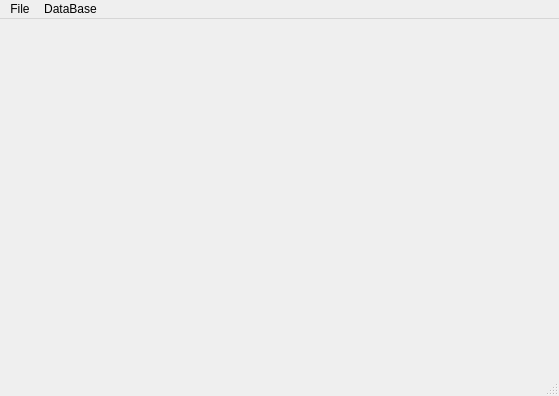
Qt form GUI/mainwindow.ui (anliec/py-mosaic) before a commit.
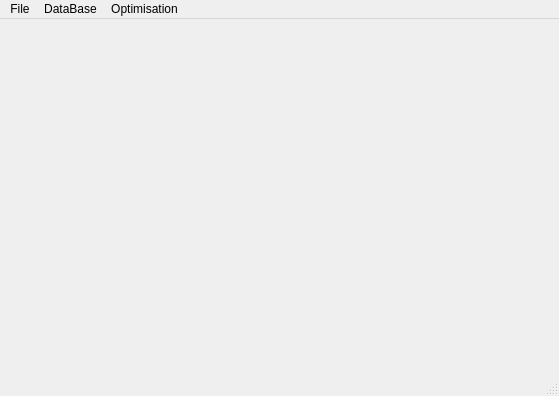
The same form after that commit.

What changed in the file:
```diff
--- a/GUI/mainwindow.ui
+++ b/GUI/mainwindow.ui
@@ -54,8 +54,15 @@
     </property>
     <addaction name="actionExplore_new_path_2"/>
    </widget>
+   <widget class="QMenu" name="menuOptimisation">
+    <property name="title">
+     <string>Optimisation</string>
+    </property>
+    <addaction name="actionMin_same_picture_usage"/>
+   </widget>
    <addaction name="menuFile"/>
    <addaction name="menuDataBase"/>
+   <addaction name="menuOptimisation"/>
   </widget>
   <widget class="QStatusBar" name="statusbar"/>
   <action name="actionQuit">
```
Left out of the diff: 8 changed lines with no effect on the pictures.
